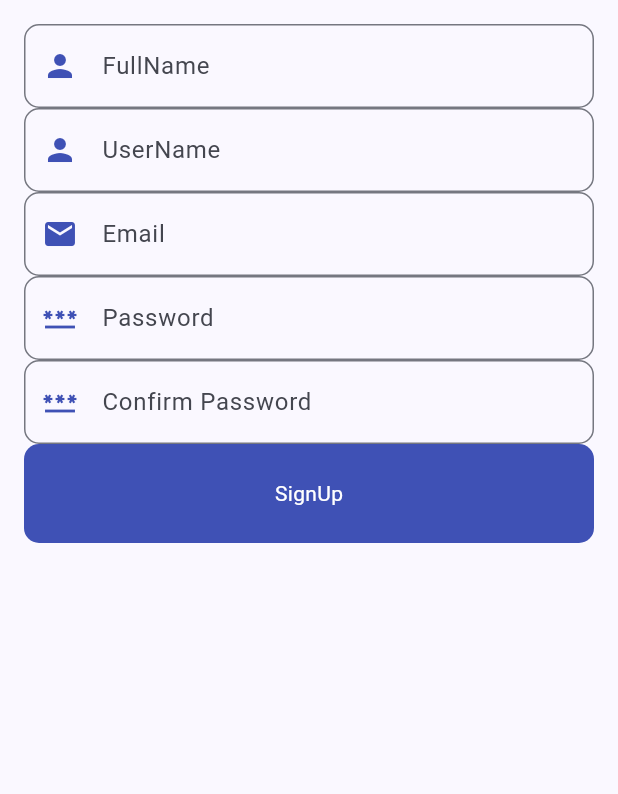
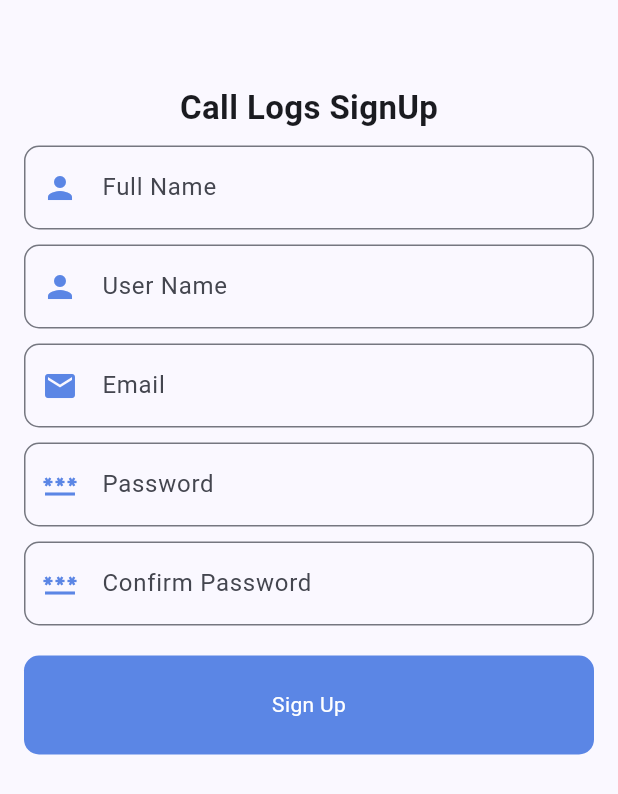
Before and after one commit to ShahbazAlvi/call_logs_admin_app, a Flutter app: the SignUp screen opened directly, on a phone screen of 412 x 824 dp. Shown: the top 794 px of the screen. Run offline on Flutter 3.47's test engine with Material 3 defaults, Android fonts, the phone set to English and light mode, and no system bars; our stand-ins replace fl_chart, geocoding, geolocator, image_picker, shared_preferences, table_calendar; accounts and stored records are empty.

Commit message:
Updated signup, login UI and app icons

```diff
--- a/lib/Provider/SignUpProvider.dart
+++ b/lib/Provider/SignUpProvider.dart
@@ -1,6 +1,7 @@
 import 'dart:convert';
 import 'package:flutter/material.dart';
 import 'package:http/http.dart' as http;
+import 'package:infinity/View/Auths/Login_screen.dart';
 
 class SignUpProvider with ChangeNotifier {
   bool isLoading = false;
@@ -12,7 +13,7 @@ class SignUpProvider with ChangeNotifier {
   final TextEditingController passwordController = TextEditingController();
   final TextEditingController cpasswordController = TextEditingController();
 
-  Future<Map<String, dynamic>> signUp() async {
+  Future<Map<String, dynamic>> signUp(BuildContext context) async {
     isLoading = true;
     message = "";
     notifyListeners();
@@ -38,6 +39,9 @@ class SignUpProvider with ChangeNotifier {
 
       if (response.statusCode == 200 || response.statusCode == 201) {
         message = "✅ Registration successful!";
+
+        Navigator.pushReplacement(context, MaterialPageRoute(builder: (context)=>LoginScreen()));
+
         notifyListeners();
         return {'success': true, 'data': json.decode(response.body)};
       } else {
--- a/lib/View/Auths/Sign_up.dart
+++ b/lib/View/Auths/Sign_up.dart
@@ -15,32 +15,80 @@ class SignUp extends StatefulWidget {
 class _SignUpState extends State<SignUp> {
   @override
   Widget build(BuildContext context) {
-    final provider=Provider.of<SignUpProvider>(context);
+    return ChangeNotifierProvider(
+      create: (_) => SignUpProvider(),
+      builder: (context, _) {
+        final provider = Provider.of<SignUpProvider>(context);
+
         return Scaffold(
           body: SingleChildScrollView(
             child: Padding(
               padding: const EdgeInsets.all(16.0),
               child: Column(
                 children: [
-
-              AppTextField(controller: provider.fullnameController, label: 'FullName', validator: (value) => value!.isEmpty ? 'Enter PassWord' : null,icon: Icons.person,),
-              AppTextField(controller: provider.usernameController, label: 'UserName', validator: (value) => value!.isEmpty ? 'Enter PassWord' : null,icon: Icons.person,),
-              AppTextField(controller: provider.emailController, label: 'Email', validator: (value) => value!.isEmpty ? 'Enter PassWord' : null,icon: Icons.email,),
-              AppTextField(controller: provider.passwordController, label: "Password", validator: (value) => value!.isEmpty ? 'Enter PassWord' : null,icon: Icons.password,),
-              AppTextField(controller: provider.cpasswordController, label: 'Confirm Password', validator: (value) => value!.isEmpty ? 'Enter PassWord' : null,icon: Icons.password,),
-              AppButton(title:'SignUp', press: ()async{
-                final result = await provider.signUp();
+                  const SizedBox(height: 40),
+                  const Text(
+                    "Call Logs SignUp",
+                    style: TextStyle(fontWeight: FontWeight.bold, fontSize: 22),
+                  ),
+                  const SizedBox(height: 10),
+                  AppTextField(
+                    controller: provider.fullnameController,
+                    label: 'Full Name',
+                    validator: (value) =>
+                    value!.isEmpty ? 'Enter your name' : null,
+                    icon: Icons.person,
+                  ),
+                  const SizedBox(height: 10),
+                  AppTextField(
+                    controller: provider.usernameController,
+                    label: 'User Name',
+                    validator: (value) =>
+                    value!.isEmpty ? 'Enter username' : null,
+                    icon: Icons.person,
+                  ),
+                  const SizedBox(height: 10),
+                  AppTextField(
+                    controller: provider.emailController,
+                    label: 'Email',
+                    validator: (value) =>
+                    value!.isEmpty ? 'Enter email' : null,
+                    icon: Icons.email,
+                  ),
+                  const SizedBox(height: 10),
+                  AppTextField(
+                    controller: provider.passwordController,
+                    label: "Password",
+                    validator: (value) =>
+                    value!.isEmpty ? 'Enter password' : null,
+                    icon: Icons.password,
+                  ),
+                  const SizedBox(height: 10),
+                  AppTextField(
+                    controller: provider.cpasswordController,
+                    label: 'Confirm Password',
+                    validator: (value) =>
+                    value!.isEmpty ? 'Enter confirm password' : null,
+                    icon: Icons.password,
+                  ),
+                  const SizedBox(height: 20),
+                  AppButton(
+                    title: provider.isLoading ? 'Loading...' : 'Sign Up',
+                    press: () async {
+                      final result = await provider.signUp(context);
                       ScaffoldMessenger.of(context).showSnackBar(
                         SnackBar(content: Text(provider.message)),
                       );
-                if (result['success']) {
-                  Navigator.pop(context); // Navigate to login or home
-                }
-              }, width: double.infinity)
+                    },
+                    width: double.infinity,
+                  )
+
                 ],
               ),
             ),
           ),
         );
+      },
+    );
   }
 }
--- a/lib/compoents/AppButton.dart
+++ b/lib/compoents/AppButton.dart
@@ -20,7 +20,7 @@ class AppButton extends StatelessWidget {
         height:screenHeight*0.08,
         width: width ?? double.infinity,
         decoration:  BoxDecoration(
-          color: Colors.indigo,
+          color: Color(0xFF5B86E5),
           borderRadius: BorderRadius.circular(10),
 
         ),
--- a/lib/compoents/AppTextfield.dart
+++ b/lib/compoents/AppTextfield.dart
@@ -30,7 +30,7 @@ class _AppTextFieldState extends State<AppTextField> {
         keyboardType: widget.keyboardType,
         decoration: InputDecoration(
           hintText: widget.label,
-            prefixIcon: widget.icon != null ? Icon(widget.icon, color: Colors.indigo) : null,
+            prefixIcon: widget.icon != null ? Icon(widget.icon, color: Color(0xFF5B86E5)) : null,
           suffixIcon: widget.icons!=null?IconButton(onPressed: widget.onToggleVisibility, icon: Icon(widget.icons)):null,
           border: OutlineInputBorder(
               borderRadius: BorderRadius.circular(10),
--- a/lib/main.dart
+++ b/lib/main.dart
@@ -8,6 +8,7 @@ import 'Provider/AssignCustomerProvider/AssignProvider.dart';
 import 'Provider/FollowUp/FollowupProvider.dart';
 import 'Provider/MeetingProvider/NoDateMeetingProvider.dart';
 import 'Provider/MeetingProvider/Meeting_provider.dart';
+import 'Provider/SignUpProvider.dart';
 import 'Provider/callLogsProvider/callLogsProvider.dart';
 import 'Provider/customer/customer_provider.dart';
 import 'Provider/dashboard_provider.dart';
@@ -28,6 +29,7 @@ void main() {
       ChangeNotifierProvider(create: (_) => FollowUpProvider()),
       ChangeNotifierProvider(create: (_) => UnassignCustomerProvider()),
       ChangeNotifierProvider(create: (_) => CallLogsProvider()),
+      ChangeNotifierProvider(create: (_) => SignUpProvider()),
     ],
     child: MyApp(),)
   );
```
Also changed, not shown: lib/View/Auths/Login_screen.dart (+25 -1 lines), 6 other files. Lines whose indentation alone changed are shown as unchanged.
